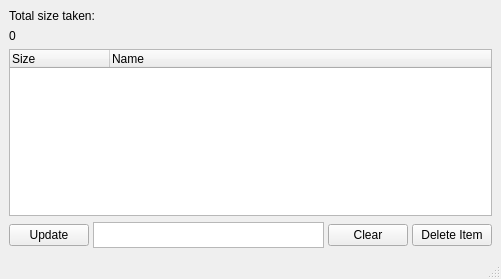
Above: QT_BetterFileInfoProject/mainwindow.ui from kamkaair/QT_BetterFileInfo before the change. Below: the same form after it.
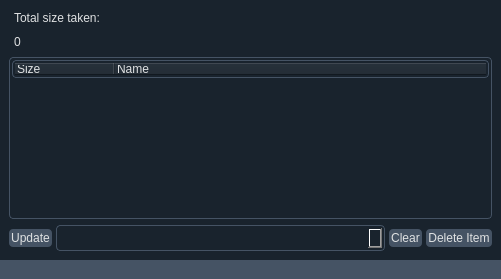
That is the form after the change.

Commit message: Improved UI, added a dark theme style sheet, switch to fusion instead of default widget style

What changed in the file:
```diff
--- a/QT_BetterFileInfoProject/mainwindow.ui
+++ b/QT_BetterFileInfoProject/mainwindow.ui
@@ -11,7 +11,243 @@
    </rect>
   </property>
   <property name="windowTitle">
-   <string>MainWindow</string>
+   <string>File Info</string>
+  </property>
+  <property name="styleSheet">
+   <string notr="true">/* NOTICE
+This is stripped down/modified version of the QDarkStyleSheet's qss
+This version does not utilize icons, but only uses the color/shape changes to Qt elements */
+
+/* QWidget ----------------------------------------------------------------
+
+--------------------------------------------------------------------------- */
+QWidget {
+  background-color: #19232D;
+  border: 0px solid #455364;
+  padding: 0px;
+  color: #DFE1E2;
+  selection-background-color: #346792;
+  selection-color: #DFE1E2;
+}
+
+QWidget:disabled {
+  background-color: #19232D;
+  color: #788D9C;
+  selection-background-color: #26486B;
+  selection-color: #788D9C;
+}
+
+QWidget::item:selected {
+  background-color: #346792;
+}
+
+QWidget::item:hover:!selected {
+  background-color: #1A72BB;
+}
+
+/* QMainWindow ------------------------------------------------------------
+
+This adjusts the splitter in the dock widget, not qsplitter
+https://doc.qt.io/qt-5/stylesheet-examples.html#customizing-qmainwindow
+
+--------------------------------------------------------------------------- */
+QMainWindow::separator {
+  background-color: #455364;
+  border: 0px solid #19232D;
+  spacing: 0px;
+  padding: 2px;
+}
+
+QMainWindow::separator:hover {
+  background-color: #60798B;
+  border: 0px solid #1A72BB;
+}
+
+QMainWindow::separator:horizontal {
+  width: 5px;
+  margin-top: 2px;
+  margin-bottom: 2px;
+}
+
+QMainWindow::separator:vertical {
+  height: 5px;
+  margin-left: 2px;
+  margin-right: 2px;
+}
+
+/* QStatusBar -------------------------------------------------------------
+
+https://doc.qt.io/qt-5/stylesheet-examples.html#customizing-qstatusbar
+
+--------------------------------------------------------------------------- */
+QStatusBar {
+  border: 1px solid #455364;
+  /* Fixes Spyder #9120, #9121 */
+  background: #455364;
+  /* Fixes #205, white vertical borders separating items */
+}
+
+QStatusBar::item {
+  border: none;
+}
+
+QStatusBar QToolTip {
+  background-color: #1A72BB;
+  border: 1px solid #19232D;
+  color: #19232D;
+  /* Remove padding, for fix combo box tooltip */
+  padding: 0px;
+  /* Reducing transparency to read better */
+  opacity: 230;
+}
+
+QStatusBar QLabel {
+  /* Fixes Spyder #9120, #9121 */
+  background: transparent;
+}
+
+/*Adds borders*/
+/* QAbstractScrollArea ----------------------------------------------------
+
+https://doc.qt.io/qt-5/stylesheet-examples.html#customizing-qabstractscrollarea
+
+--------------------------------------------------------------------------- */
+QAbstractScrollArea {
+  background-color: #19232D;
+  border: 1px solid #455364;
+  border-radius: 4px;
+  /* fix #159 */
+  padding: 2px;
+  /* remove min-height to fix #244 */
+  color: #DFE1E2;
+}
+
+QAbstractScrollArea:disabled {
+  color: #788D9C;
+}
+
+/* QScrollArea ------------------------------------------------------------
+
+--------------------------------------------------------------------------- */
+QScrollArea QWidget QWidget:disabled {
+  background-color: #19232D;
+}
+
+/* QSizeGrip --------------------------------------------------------------
+
+https://doc.qt.io/qt-5/stylesheet-examples.html#customizing-qsizegrip
+
+--------------------------------------------------------------------------- */
+QSizeGrip {
+  background: transparent;
+  width: 12px;
+  height: 12px;
+}
+
+/* QTextEdit --------------------------------------------------------------
+
+https://doc.qt.io/qt-5/stylesheet-examples.html#customizing-specific-widgets
+
+--------------------------------------------------------------------------- */
+QTextEdit {
+  background-color: #19232D;
+  color: #DFE1E2;
+  border-radius: 4px;
+  border: 1px solid #455364;
+}
+
+QTextEdit:focus {
+  border: 1px solid #1A72BB;
+}
+
+QTextEdit:selected {
+  background: #346792;
+  color: #455364;
+}
+
+/* QLabel -----------------------------------------------------------------
+
+https://doc.qt.io/qt-5/stylesheet-examples.html#customizing-qframe
+
+--------------------------------------------------------------------------- */
+QLabel {
+  background-color: #19232D;
+  border: 0px solid #455364;
+  padding: 2px;
+  margin: 0px;
+  color: #DFE1E2;
+}
+
+QLabel:disabled {
+  background-color: #19232D;
+  border: 0px solid #455364;
+  color: #788D9C;
+}
+
+/* QPushButton ------------------------------------------------------------
+
+https://doc.qt.io/qt-5/stylesheet-examples.html#customizing-qpushbutton
+
+--------------------------------------------------------------------------- */
+QPushButton {
+  background-color: #455364;
+  color: #DFE1E2;
+  border-radius: 4px;
+  padding: 2px;
+  outline: none;
+  border: none;
+}
+
+QPushButton:disabled {
+  background-color: #455364;
+  color: #788D9C;
+  border-radius: 4px;
+  padding: 2px;
+}
+
+QPushButton:checked {
+  background-color: #60798B;
+  border-radius: 4px;
+  padding: 2px;
+  outline: none;
+}
+
+QPushButton:checked:disabled {
+  background-color: #60798B;
+  color: #788D9C;
+  border-radius: 4px;
+  padding: 2px;
+  outline: none;
+}
+
+QPushButton:checked:selected {
+  background: #60798B;
+}
+
+QPushButton:hover {
+  background-color: #54687A;
+  color: #DFE1E2;
+}
+
+QPushButton:pressed {
+  background-color: #60798B;
+}
+
+QPushButton:selected {
+  background: #60798B;
+  color: #DFE1E2;
+}
+
+QPushButton::menu-indicator {
+  subcontrol-origin: padding;
+  subcontrol-position: bottom right;
+  bottom: 4px;
+}
+
+QDialogButtonBox QPushButton {
+  /* Issue #194 #248 - Special case of QPushButton inside dialogs, for better UI */
+  min-width: 80px;
+}</string>
   </property>
   <widget class="QWidget" name="centralwidget">
    <layout class="QGridLayout" name="gridLayout">
```
The commit also changes 3 other files.
